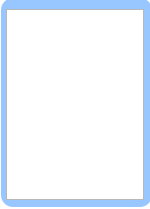
The window that Scripts/ManMade.ui (Plij/Oulutest) describes before a commit, drawn with Qt 5.
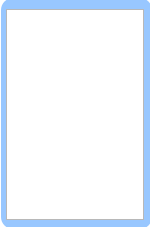
The same window after the commit.

Commit message: Adjusting positions n' heights

```diff
--- a/Scripts/ManMade.ui
+++ b/Scripts/ManMade.ui
@@ -7,7 +7,7 @@
     <x>0</x>
     <y>0</y>
     <width>150</width>
-    <height>209</height>
+    <height>227</height>
    </rect>
   </property>
   <property name="acceptDrops">
@@ -27,7 +27,7 @@
      <x>1</x>
      <y>-2</y>
      <width>151</width>
-     <height>209</height>
+     <height>231</height>
     </rect>
    </property>
    <property name="frameShape">
@@ -55,7 +55,7 @@
       <x>5</x>
       <y>11</y>
       <width>138</width>
-      <height>191</height>
+      <height>211</height>
      </rect>
     </property>
     <property name="mouseTracking">
```
The commit also changes 9 other files.
